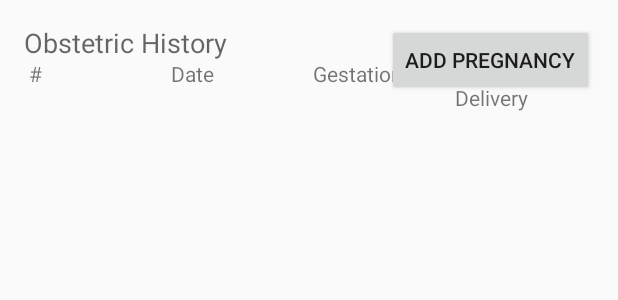
After one commit to ilabafrica/health-project, an Android app: the layout fragment_pregnancies.xml on its own in the app's theme, with its tools: preview values and no code run, on a phone screen of 412 x 824 dp. The commit adds this screen. Shown: the top 300 px of the screen. Run offline under Robolectric (Android 15) with nearby library versions, the phone set to English and light mode, and no system bars.

Commit message:
Adds missing files

```diff
--- /dev/null
+++ b/mhealth4afrika/app/src/main/res/layout/fragment_anvplan_stepper.xml
@@ -0,0 +1,13 @@
+<FrameLayout xmlns:android="http://schemas.android.com/apk/res/android"
+    xmlns:tools="http://schemas.android.com/tools"
+    android:layout_width="match_parent"
+    android:layout_height="match_parent"
+    tools:context=".activities.fragments.steps.anv1.ANV1PlanStep">
+
+    <!-- TODO: Update blank fragment layout -->
+    <TextView
+        android:layout_width="match_parent"
+        android:layout_height="match_parent"
+        android:text="@string/hello_blank_fragment" />
+
+</FrameLayout>
--- /dev/null
+++ b/mhealth4afrika/app/src/main/res/layout/fragment_pregnancies.xml
@@ -0,0 +1,78 @@
+<?xml version="1.0" encoding="utf-8"?>
+<FrameLayout xmlns:android="http://schemas.android.com/apk/res/android"
+    android:layout_width="match_parent"
+    android:layout_height="match_parent">
+    <RelativeLayout
+        android:padding="@dimen/activity_horizontal_margin"
+        android:layout_width="match_parent"
+        android:layout_height="match_parent">
+        <Button
+            android:id="@+id/addPregnancyButton"
+            android:layout_width="wrap_content"
+            android:text="Add Pregnancy"
+            android:layout_height="wrap_content"
+            android:layout_alignParentTop="true"
+            android:layout_alignParentRight="true"
+            android:layout_alignParentEnd="true" />
+
+        <TableLayout
+            android:layout_width="match_parent"
+            android:layout_height="match_parent"
+            android:layout_marginTop="20dp"
+            android:stretchColumns="*">
+
+
+            <TableRow
+                android:layout_width="match_parent"
+                android:layout_height="match_parent">
+
+                <TextView
+                    android:id="@+id/textView3"
+                    android:layout_width="0dp"
+                    android:layout_height="wrap_content"
+                    android:layout_column="0"
+                    android:padding="3dp"
+                    android:text="#"
+                    android:textAppearance="?android:attr/textAppearanceSmall" />
+
+                <TextView
+                    android:id="@+id/textView4"
+                    android:layout_width="0dp"
+                    android:layout_height="wrap_content"
+                    android:layout_column="1"
+                    android:padding="3dp"
+                    android:text="Date"
+                    android:textAppearance="?android:attr/textAppearanceSmall" />
+
+                <TextView
+                    android:id="@+id/textView5"
+                    android:layout_width="0dp"
+                    android:layout_height="wrap_content"
+                    android:layout_column="2"
+                    android:padding="3dp"
+                    android:text="Gestation Age"
+                    android:textAppearance="?android:attr/textAppearanceSmall" />
+
+                <TextView
+                    android:id="@+id/textView6"
+                    android:layout_width="0dp"
+                    android:layout_height="wrap_content"
+                    android:layout_column="3"
+                    android:padding="3dp"
+                    android:text="Mode of Delivery"
+                    android:textAppearance="?android:attr/textAppearanceSmall" />
+            </TableRow>
+
+        </TableLayout>
+
+        <TextView
+            android:layout_width="wrap_content"
+            android:layout_height="wrap_content"
+            android:textAppearance="?android:attr/textAppearanceMedium"
+            android:text="Obstetric History"
+            android:id="@+id/textView26"
+            android:layout_alignTop="@+id/addPregnancyButton"
+            android:layout_alignParentLeft="true"
+            android:layout_alignParentStart="true" />
+    </RelativeLayout>
+</FrameLayout >
--- a/mhealth4afrika/app/src/main/res/values/ids.xml
+++ b/mhealth4afrika/app/src/main/res/values/ids.xml
@@ -6,5 +6,6 @@
     <item name="layout_progress" type="id">false</item>
     <item name="spinner" type="id">false</item>
     <item name="txt_progress" type="id">false</item>
+    <item name="btnAddNextOfKin" type="id" />
 
 </resources>
```
